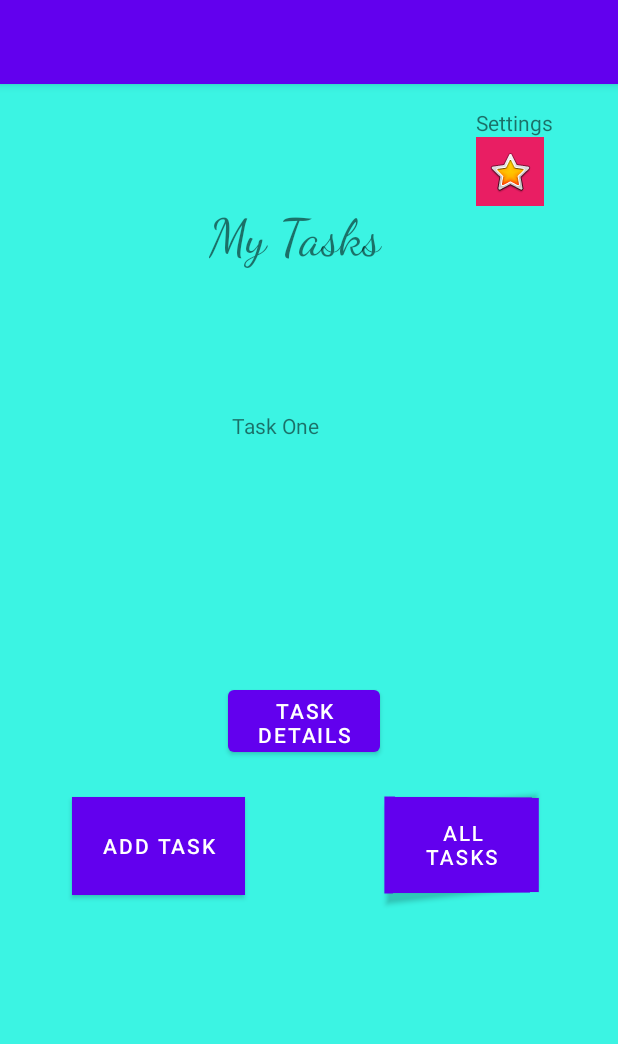
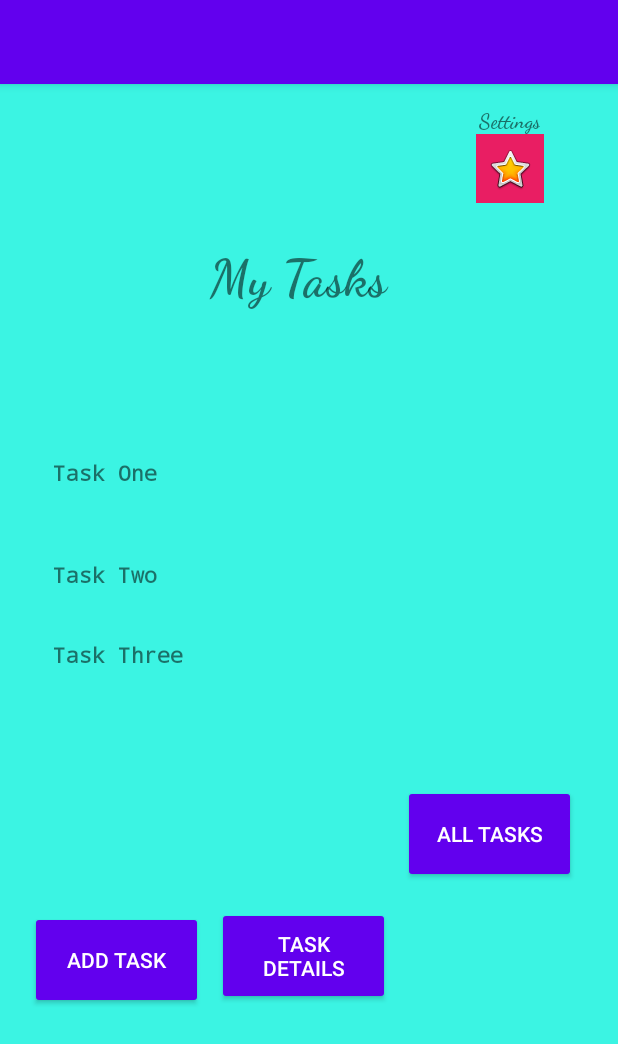
Before and after one commit to mcbrunette33/taskmaster, an Android app: the screen it shows after launch (MainActivity), on a phone screen of 412 x 824 dp. Shown: the top 1044 px of the screen. Run offline under Robolectric (Android 15) with nearby library versions, the light colour scheme and no system bars.

Commit message:
fixed few details for taskmaster

```diff
--- a/app/src/main/java/com/example/bru/taskmaster/MainActivity.java
+++ b/app/src/main/java/com/example/bru/taskmaster/MainActivity.java
@@ -53,5 +53,19 @@ public class MainActivity extends AppCompatActivity {
             taskOneIntent.putExtra(TASKTITLE, taskString);
             startActivity(taskOneIntent);
         });
+        TextView taskTwo = findViewById(R.id.taskTwo);
+        taskTwo.setOnClickListener(v -> {
+            Intent taskTwoIntent = new Intent(MainActivity.this, taskDetails.class);
+            String taskString = taskTwo.getText().toString();
+            taskTwoIntent.putExtra(TASKTITLE, taskString);
+            startActivity(taskTwoIntent);
+        });
+        TextView taskThree = findViewById(R.id.taskThree);
+        taskThree.setOnClickListener(v -> {
+            Intent taskThreeIntent = new Intent(MainActivity.this, taskDetails.class);
+            String taskString = taskThree.getText().toString();
+            taskThreeIntent.putExtra(TASKTITLE, taskString);
+            startActivity(taskThreeIntent);
+        });
     }
 }
--- a/app/src/main/res/layout/activity_main.xml
+++ b/app/src/main/res/layout/activity_main.xml
@@ -12,37 +12,39 @@
         android:layout_width="133dp"
         android:layout_height="112dp"
         android:layout_marginStart="139dp"
-        android:layout_marginTop="82dp"
+        android:layout_marginTop="108dp"
         android:layout_marginEnd="139dp"
         android:fontFamily="cursive"
         android:text="My Tasks"
         android:textSize="34sp"
+        android:textStyle="bold"
         app:layout_constraintEnd_toEndOf="parent"
         app:layout_constraintStart_toStartOf="parent"
         app:layout_constraintTop_toTopOf="parent" />
 
     <Button
         android:id="@+id/allTasks"
-        android:layout_width="103dp"
-        android:layout_height="64dp"
-        android:layout_marginTop="24dp"
-        android:layout_marginEnd="52dp"
-        android:background="#E91E63"
-        android:rotationY="5"
+        style="@android:style/Widget.DeviceDefault.Button"
+        android:layout_width="115dp"
+        android:layout_height="65dp"
+        android:layout_marginTop="388dp"
+        android:layout_marginEnd="28dp"
         android:text="All Tasks"
         app:layout_constraintEnd_toEndOf="parent"
-        app:layout_constraintTop_toBottomOf="@+id/taskDetailsButton" />
+        app:layout_constraintTop_toBottomOf="@+id/userDetailButton" />
 
     <Button
         android:id="@+id/addTaskButton"
+        style="@android:style/Widget.DeviceDefault.Button"
         android:layout_width="115dp"
         android:layout_height="65dp"
-        android:layout_marginStart="48dp"
-        android:layout_marginTop="24dp"
-        android:background="#E91E63"
+        android:layout_marginStart="20dp"
+        android:layout_marginTop="79dp"
+        android:layout_marginBottom="69dp"
         android:text="add task"
+        app:layout_constraintBottom_toBottomOf="parent"
         app:layout_constraintStart_toStartOf="parent"
-        app:layout_constraintTop_toBottomOf="@+id/taskDetailsButton" />
+        app:layout_constraintTop_toBottomOf="@+id/taskThree" />
 
     <ImageButton
         android:id="@+id/userDetailButton"
@@ -59,29 +61,62 @@
         android:layout_width="wrap_content"
         android:layout_height="wrap_content"
         android:layout_marginTop="16dp"
-        android:layout_marginEnd="43dp"
+        android:layout_marginEnd="52dp"
+        android:fontFamily="cursive"
         android:text="Settings"
+        android:textStyle="bold"
         app:layout_constraintEnd_toEndOf="parent"
         app:layout_constraintTop_toTopOf="parent" />
 
     <Button
         android:id="@+id/taskDetailsButton"
-        android:layout_width="101dp"
-        android:layout_height="53dp"
-        android:layout_marginStart="152dp"
-        android:layout_marginTop="204dp"
+        style="@android:style/Widget.DeviceDefault.Button"
+        android:layout_width="115dp"
+        android:layout_height="65dp"
+        android:layout_marginStart="20dp"
+        android:layout_marginTop="246dp"
+        android:layout_marginEnd="20dp"
+        android:layout_marginBottom="71dp"
         android:text="Task Details"
-        app:layout_constraintStart_toStartOf="parent"
+        app:layout_constraintBottom_toBottomOf="parent"
+        app:layout_constraintEnd_toStartOf="@+id/allTasks"
+        app:layout_constraintStart_toEndOf="@+id/addTaskButton"
         app:layout_constraintTop_toBottomOf="@+id/textView" />
 
     <TextView
         android:id="@+id/taskOne"
-        android:layout_width="103dp"
-        android:layout_height="75dp"
-        android:layout_marginTop="24dp"
+        android:layout_width="96dp"
+        android:layout_height="38dp"
+        android:layout_marginStart="35dp"
+        android:layout_marginTop="249dp"
+        android:fontFamily="monospace"
         android:text="Task One"
-        app:layout_constraintEnd_toEndOf="parent"
+        android:textStyle="bold"
         app:layout_constraintStart_toStartOf="parent"
-        app:layout_constraintTop_toBottomOf="@+id/textView" />
+        app:layout_constraintTop_toTopOf="parent" />
+
+    <TextView
+        android:id="@+id/taskTwo"
+        android:layout_width="wrap_content"
+        android:layout_height="wrap_content"
+        android:layout_marginStart="35dp"
+        android:layout_marginTop="30dp"
+        android:fontFamily="monospace"
+        android:text="Task Two"
+        android:textStyle="bold"
+        app:layout_constraintStart_toStartOf="parent"
+        app:layout_constraintTop_toBottomOf="@+id/taskOne" />
+
+    <TextView
+        android:id="@+id/taskThree"
+        android:layout_width="wrap_content"
+        android:layout_height="wrap_content"
+        android:layout_marginStart="35dp"
+        android:layout_marginTop="34dp"
+        android:fontFamily="monospace"
+        android:text="Task Three"
+        android:textStyle="bold"
+        app:layout_constraintStart_toStartOf="parent"
+        app:layout_constraintTop_toBottomOf="@+id/taskTwo" />
 
 </androidx.constraintlayout.widget.ConstraintLayout>
--- a/app/src/main/res/layout/activity_user_detail.xml
+++ b/app/src/main/res/layout/activity_user_detail.xml
@@ -28,8 +28,10 @@
         android:layout_height="50dp"
         android:layout_marginStart="92dp"
         android:layout_marginTop="48dp"
+        android:fontFamily="cursive"
         android:text="My Settings"
         android:textSize="34sp"
+        android:textStyle="bold"
         app:layout_constraintStart_toStartOf="parent"
         app:layout_constraintTop_toTopOf="parent" />
 
@@ -42,6 +44,7 @@
         android:fontFamily="sans-serif-smallcaps"
         android:text="Username"
         android:textSize="16sp"
+        android:textStyle="bold"
         app:layout_constraintStart_toStartOf="parent"
         app:layout_constraintTop_toBottomOf="@+id/textView5" />
 
```
